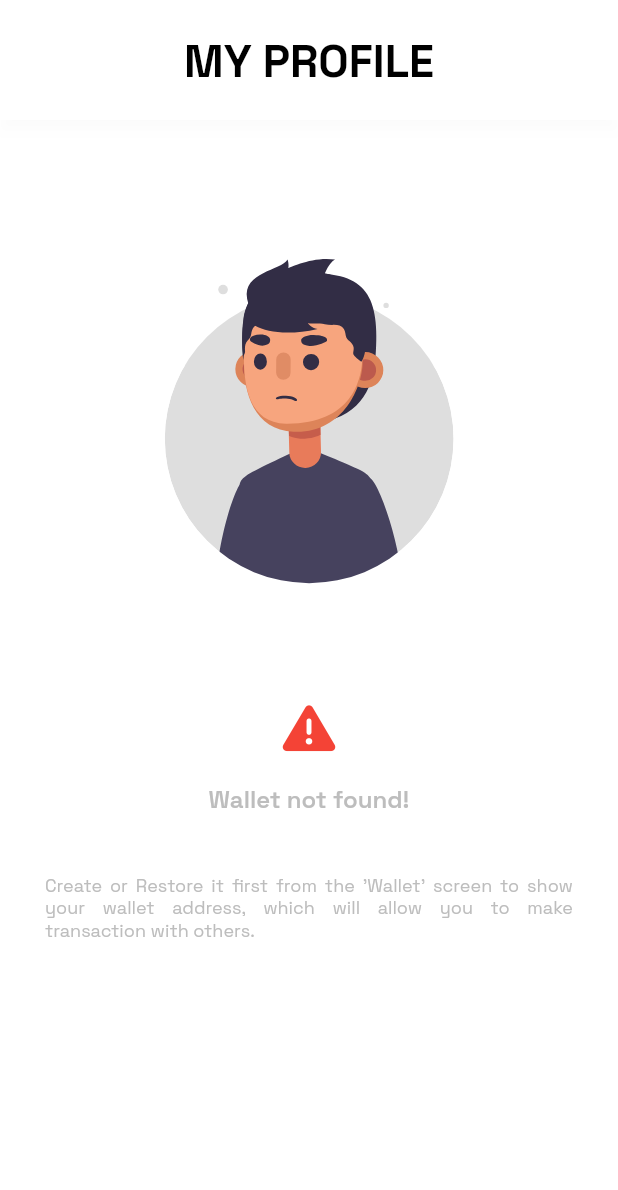
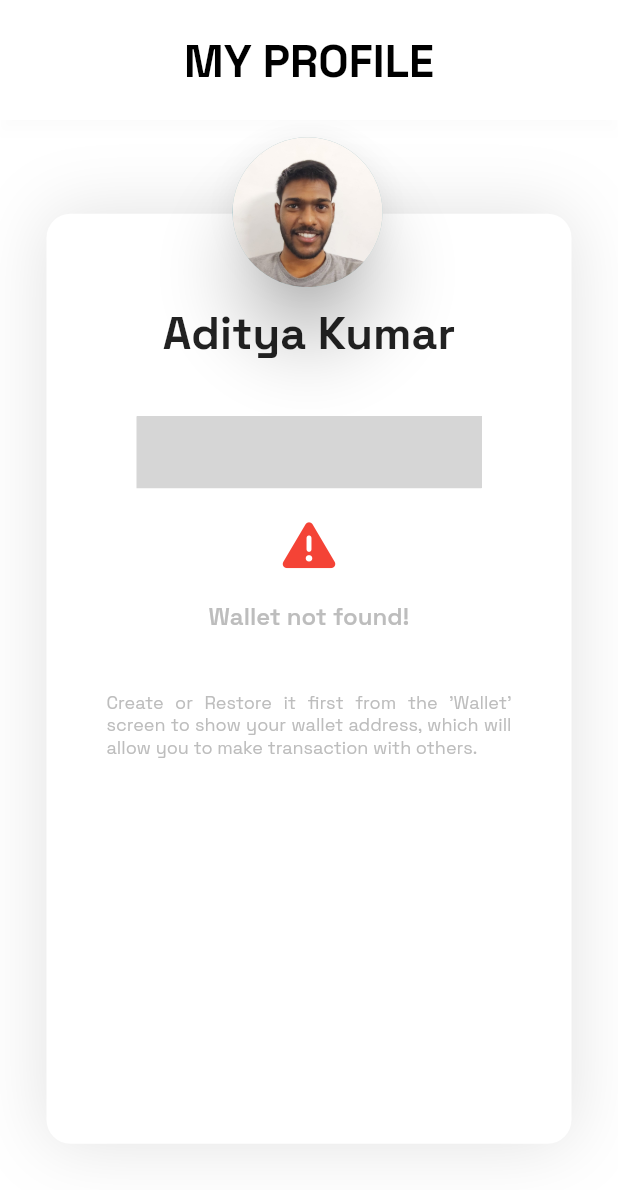
Before and after one commit to AdityaKumar-009/Cryptox, a Flutter app: the ProfilePage screen opened directly, on a phone screen of 412 x 824 dp. Shown: the top 1190 px of the screen. Run offline on Flutter 3.47's test engine with Material 2 defaults, Android fonts, the phone set to English and light mode, and no system bars; our stand-ins replace awesome_bottom_bar, font_awesome_flutter, hex, just_audio, lottie, qr_flutter and 3 more; missing offline and left inert: bip39, ed25519_hd_key, encrypt, qr_code_scanner, web3dart; accounts and stored records are empty; network calls fail; project files that could hold a hidden picture were left out; grey boxes are pictures that could not be loaded.

Commit message:
Major Update !

```diff
--- a/lib/profilepage.dart
+++ b/lib/profilepage.dart
@@ -81,8 +81,7 @@ class _ProfilePageState extends State<ProfilePage>
               child: Column(
                 mainAxisAlignment: MainAxisAlignment.center,
                 children: [
-                  (widget.pubKey != null)
-                      ? Container(
+                  Container(
                     width: 350,
                     height: 620,
                     decoration: BoxDecoration(
@@ -108,8 +107,8 @@ class _ProfilePageState extends State<ProfilePage>
                               tag: 'profile',
                               child: Container(
                                 // width: 100,
-                                      margin: const EdgeInsets.only(
-                                          top: 10, bottom: 10),
+                                margin:
+                                    const EdgeInsets.only(top: 10, bottom: 10),
                                 child: const Card(
                                   shape: CircleBorder(),
                                   elevation: 20,
@@ -118,8 +117,8 @@ class _ProfilePageState extends State<ProfilePage>
                                     backgroundColor:
                                         Color.fromARGB(100, 0, 90, 100),
                                     // backgroundColor: Colors.transparent,
-                                          backgroundImage: AssetImage(
-                                              'assets/images/Adit.jpg'),
+                                    backgroundImage:
+                                        AssetImage('assets/images/Adit.jpg'),
                                     radius: 50,
                                   ),
                                 ),
@@ -127,16 +126,9 @@ class _ProfilePageState extends State<ProfilePage>
                             ),
                           ),
                           Positioned(
+                            top: 50,
                             left: 0,
                             right: 0,
-                                  top: 45,
-                                  child: Column(
-                                    mainAxisAlignment:
-                                        MainAxisAlignment.spaceEvenly,
-                                    children: [
-                                      Container(
-                                        margin:
-                                            const EdgeInsets.only(bottom: 15),
                             child: Text(userName,
                                 textAlign: TextAlign.center,
                                 style: const TextStyle(
@@ -146,169 +138,184 @@ class _ProfilePageState extends State<ProfilePage>
                                     // color: Colors.black,
                                     fontWeight: FontWeight.w700)),
                           ),
-                                      InkWell(
-                                        onTap: () async {
-                                          Clipboard.setData(ClipboardData(
-                                                  text:
-                                                      widget.pubKey.toString()))
-                                              .then((_) {
-                                            ScaffoldMessenger.of(context)
-                                                .showSnackBar(SnackBar(
-                                              showCloseIcon: true,
-                                              backgroundColor:
-                                                  Colors.green.shade700,
-                                              behavior:
-                                                  SnackBarBehavior.floating,
-                                              content: const Text(
-                                                'Copied to your clipboard !',
-                                                style: TextStyle(
-                                                    fontFamily: 'Space'),
-                                              ),
-                                            ));
-                                          });
-                                          // copied successfully
-                                        },
-                                        child: Container(
-                                          margin: const EdgeInsets.fromLTRB(
-                                              0, 10, 0, 30),
-                                          // height: 40,
-                                          padding: const EdgeInsets.fromLTRB(
-                                              15, 10, 10, 10),
-                                          width: 300,
-                                          decoration: const BoxDecoration(
-                                            color: Color(0xffffe093),
-                                            borderRadius: BorderRadius.all(
-                                                Radius.circular(8)),
-                                          ),
-                                          child: Column(
-                                            crossAxisAlignment:
-                                                CrossAxisAlignment.center,
-                                            children: [
+                          Positioned(
+                            left: 0,
+                            right: 0,
+                            top: 45,
+                            child:
+                                // (widget.pubKey != null)
+                                // ?
+                                //   Column(
+                                //   mainAxisAlignment:
+                                //   MainAxisAlignment.spaceEvenly,
+                                //   children: [
+                                //     InkWell(
+                                //       onTap: () async {
+                                //         Clipboard.setData(ClipboardData(
+                                //             text:
+                                //             widget.pubKey.toString()))
+                                //             .then((_) {
+                                //           ScaffoldMessenger.of(context)
+                                //               .showSnackBar(SnackBar(
+                                //             showCloseIcon: true,
+                                //             backgroundColor:
+                                //             Colors.green.shade700,
+                                //             behavior:
+                                //             SnackBarBehavior.floating,
+                                //             content: const Text(
+                                //               'Copied to your clipboard !',
+                                //               style: TextStyle(
+                                //                   fontFamily: 'Space'),
+                                //             ),
+                                //           ));
+                                //         });
+                                //         // copied successfully
+                                //       },
+                                //       child: Container(
+                                //         margin: const EdgeInsets.fromLTRB(
+                                //             0, 10, 0, 30),
+                                //         // height: 40,
+                                //         padding: const EdgeInsets.fromLTRB(
+                                //             15, 10, 10, 10),
+                                //         width: 300,
+                                //         decoration: const BoxDecoration(
+                                //           color: Color(0xffffe093),
+                                //           borderRadius: BorderRadius.all(
+                                //               Radius.circular(8)),
+                                //         ),
+                                //         child: Column(
+                                //           crossAxisAlignment:
+                                //           CrossAxisAlignment.center,
+                                //           children: [
+                                //             SizedBox(
+                                //               width: 25,
+                                //               child: IconButton(
+                                //                   tooltip:
+                                //                   'Click to copy on the clipboard',
+                                //                   onPressed: () async {
+                                //                     Clipboard.setData(
+                                //                         ClipboardData(
+                                //                             text: widget
+                                //                                 .pubKey
+                                //                                 .toString()))
+                                //                         .then((_) {
+                                //                       ScaffoldMessenger.of(
+                                //                           context)
+                                //                           .showSnackBar(
+                                //                           SnackBar(
+                                //                             showCloseIcon: true,
+                                //                             backgroundColor:
+                                //                             Colors.green
+                                //                                 .shade700,
+                                //                             behavior:
+                                //                             SnackBarBehavior
+                                //                                 .floating,
+                                //                             content: const Text(
+                                //                               'Copied to your clipboard !',
+                                //                               style: TextStyle(
+                                //                                   fontFamily:
+                                //                                   'Space'),
+                                //                             ),
+                                //                           ));
+                                //                     });
+                                //                     // copied successfully
+                                //                   },
+                                //                   padding:
+                                //                   const EdgeInsets.all(0),
+                                //                   icon: Icon(
+                                //                     // FontAwesomeIcons.clipboard,
+                                //                     Icons
+                                //                         .content_copy_rounded,
+                                //                     color: accentColor(),
+                                //                     size: 18,
+                                //                   )),
+                                //             ),
+                                //             Text('Public Address: ',
+                                //                 style: TextStyle(
+                                //                     fontFamily: 'Space',
+                                //                     color: primaryColor(),
+                                //                     fontSize: 14)),
+                                //             Container(
+                                //                 margin:
+                                //                 const EdgeInsets.fromLTRB(
+                                //                     0, 10, 0, 10),
+                                //                 // width: 150,
+                                //                 child: Text(
+                                //                   widget.pubKey.toString(),
+                                //                   textAlign: TextAlign.center,
+                                //                   // maxLines: 1,
+                                //                   // overflow: TextOverflow.ellipsis,
+                                //                   style: TextStyle(
+                                //                       fontFamily: 'Space',
+                                //                       color: primaryColor(),
+                                //                       fontSize: 14,
+                                //                       fontWeight:
+                                //                       FontWeight.w700),
+                                //                 )),
+                                //           ],
+                                //         ),
+                                //       ),
+                                //     ),
+                                //     const Text('Scan this QR code to pay me',
+                                //         textAlign: TextAlign.justify,
+                                //         style: TextStyle(
+                                //             fontSize: 15,
+                                //             fontFamily: 'Space',
+                                //             color: Colors.red,
+                                //             // color: Color(0xffc73333),
+                                //             fontWeight: FontWeight.w600)),
+                                //     Padding(
+                                //       padding: const EdgeInsets.only(
+                                //           top: 10, bottom: 10),
+                                //       child: QrImage(
+                                //         data: widget.pubKey.toString(),
+                                //         version: QrVersions.auto,
+                                //         size: 250,
+                                //         // gapless: false,
+                                //         embeddedImage: const AssetImage(
+                                //             'assets/images/ethereum-logo.png'),
+                                //         // embeddedImageStyle: QrEmbeddedImageStyle(
+                                //         //   size: const Size(10, 10),
+                                //         // ),
+                                //       ),
+                                //     ),
+                                //     RichText(
+                                //       text: TextSpan(
+                                //           text: '',
+                                //           style: const TextStyle(
+                                //             fontSize: 30,
+                                //             fontFamily: 'Alpha',
+                                //           ),
+                                //           children: [
+                                //             TextSpan(
+                                //                 text: 'CRYPTOX',
+                                //                 style: TextStyle(
+                                //                   color: accentColor(),
+                                //                   fontWeight: FontWeight.w700,
+                                //                 ))
+                                //           ]),
+                                //     ),
+                                //   ],
+                                // ),
+
                                 SizedBox(
-                                                width: 25,
-                                                child: IconButton(
-                                                    tooltip:
-                                                        'Click to copy on the clipboard',
-                                                    onPressed: () async {
-                                                      Clipboard.setData(
-                                                              ClipboardData(
-                                                                  text: widget
-                                                                      .pubKey
-                                                                      .toString()))
-                                                          .then((_) {
-                                                        ScaffoldMessenger.of(
-                                                                context)
-                                                            .showSnackBar(
-                                                                SnackBar(
-                                                          showCloseIcon: true,
-                                                          backgroundColor:
-                                                              Colors.green
-                                                                  .shade700,
-                                                          behavior:
-                                                              SnackBarBehavior
-                                                                  .floating,
-                                                          content: const Text(
-                                                            'Copied to your clipboard !',
-                                                            style: TextStyle(
-                                                                fontFamily:
-                                                                    'Space'),
-                                                          ),
-                                                        ));
-                                                      });
-                                                      // copied successfully
-                                                    },
-                                                    padding:
-                                                        const EdgeInsets.all(0),
-                                                    icon: Icon(
-                                                      // FontAwesomeIcons.clipboard,
-                                                      Icons
-                                                          .content_copy_rounded,
-                                                      color: accentColor(),
-                                                      size: 18,
-                                                    )),
-                                              ),
-                                              Text('Public Address: ',
-                                                  style: TextStyle(
-                                                      fontFamily: 'Space',
-                                                      color: primaryColor(),
-                                                      fontSize: 14)),
-                                              Container(
-                                                  margin:
-                                                      const EdgeInsets.fromLTRB(
-                                                          0, 10, 0, 10),
-                                                  // width: 150,
-                                                  child: Text(
-                                                    widget.pubKey.toString(),
-                                                    textAlign: TextAlign.center,
-                                                    // maxLines: 1,
-                                                    // overflow: TextOverflow.ellipsis,
-                                                    style: TextStyle(
-                                                        fontFamily: 'Space',
-                                                        color: primaryColor(),
-                                                        fontSize: 14,
-                                                        fontWeight:
-                                                            FontWeight.w700),
-                                                  )),
-                                            ],
-                                          ),
-                                        ),
-                                      ),
-                                      const Text('Scan this QR code to pay me',
-                                          textAlign: TextAlign.justify,
-                                          style: TextStyle(
-                                              fontSize: 15,
-                                              fontFamily: 'Space',
-                                              color: Colors.red,
-                                              // color: Color(0xffc73333),
-                                              fontWeight: FontWeight.w600)),
-                                      Padding(
-                                        padding: const EdgeInsets.only(
-                                            top: 10, bottom: 10),
-                                        child: QrImage(
-                                          data: widget.pubKey.toString(),
-                                          version: QrVersions.auto,
-                                          size: 250,
-                                          // gapless: false,
-                                          embeddedImage: const AssetImage(
-                                              'assets/images/ethereum-logo.png'),
-                                          // embeddedImageStyle: QrEmbeddedImageStyle(
-                                          //   size: const Size(10, 10),
-                                          // ),
-                                        ),
-                                      ),
-                                      RichText(
-                                        text: TextSpan(
-                                            text: '',
-                                            style: const TextStyle(
-                                              fontSize: 30,
-                                              fontFamily: 'Alpha',
-                                            ),
-                                            children: [
-                                              TextSpan(
-                                                  text: 'CRYPTOX',
-                                                  style: TextStyle(
-                                                    color: accentColor(),
-                                                    fontWeight: FontWeight.w700,
-                                                  ))
-                                            ]),
-                                      ),
-                                    ],
-                                  ),
-                                ),
-                              ],
-                            ),
-                          ),
-                        )
-                      : SizedBox(
                               height: 670,
                               child: Column(
                                 // mainAxisAlignment: MainAxisAlignment.center,
                                 children: [
-                              Lottie.asset(
+                                  Padding(
+                                    padding: const EdgeInsets.only(
+                                        left: 50,
+                                        right: 50,
+                                        top: 80,
+                                        bottom: 20),
+                                    child: Lottie.network(
+                                      // 'https://assets1.lottiefiles.com/packages/lf20_ZzPRr9.json',
+                                      'https://assets10.lottiefiles.com/packages/lf20_O1b0iWuPju.json',
                                       // 'https://assets10.lottiefiles.com/packages/lf20_NODCLWy3iX.json',
-                                'assets/anim/no-profile.json',
-                                controller: _animController,
-                                width: 350,
+                                      // 'assets/anim/no-profile.json',
+                                      // controller: _animController,
+                                    ),
                                   ),
                                   Icon(
                                     FontAwesomeIcons.triangleExclamation,
@@ -316,8 +323,8 @@ class _ProfilePageState extends State<ProfilePage>
                                     size: 35,
                                   ),
                                   Padding(
-                                padding:
-                                    const EdgeInsets.fromLTRB(30, 20, 30, 20),
+                                    padding: const EdgeInsets.fromLTRB(
+                                        30, 20, 30, 20),
                                     child: Text(
                                       'Wallet not found!',
                                       textAlign: TextAlign.justify,
@@ -329,8 +336,8 @@ class _ProfilePageState extends State<ProfilePage>
                                     ),
                                   ),
                                   Padding(
-                                padding:
-                                    const EdgeInsets.fromLTRB(30, 20, 30, 20),
+                                    padding: const EdgeInsets.fromLTRB(
+                                        30, 20, 30, 20),
                                     child: Text(
                                       'Create or Restore it first from the \'Wallet\' screen to show your wallet address, which will allow you to make transaction with others.',
                                       textAlign: TextAlign.justify,
@@ -343,6 +350,11 @@ class _ProfilePageState extends State<ProfilePage>
                                 ],
                               ),
                             ),
+                          ),
+                        ],
+                      ),
+                    ),
+                  ),
                 ],
               ),
             ),
```
Lines whose indentation alone changed are shown as unchanged.
